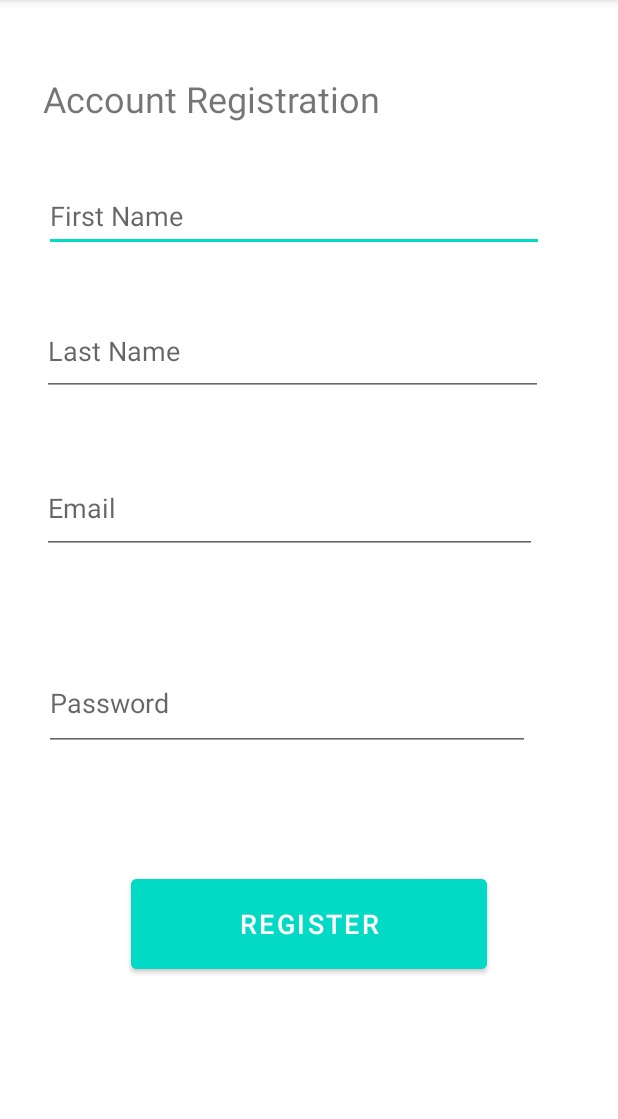
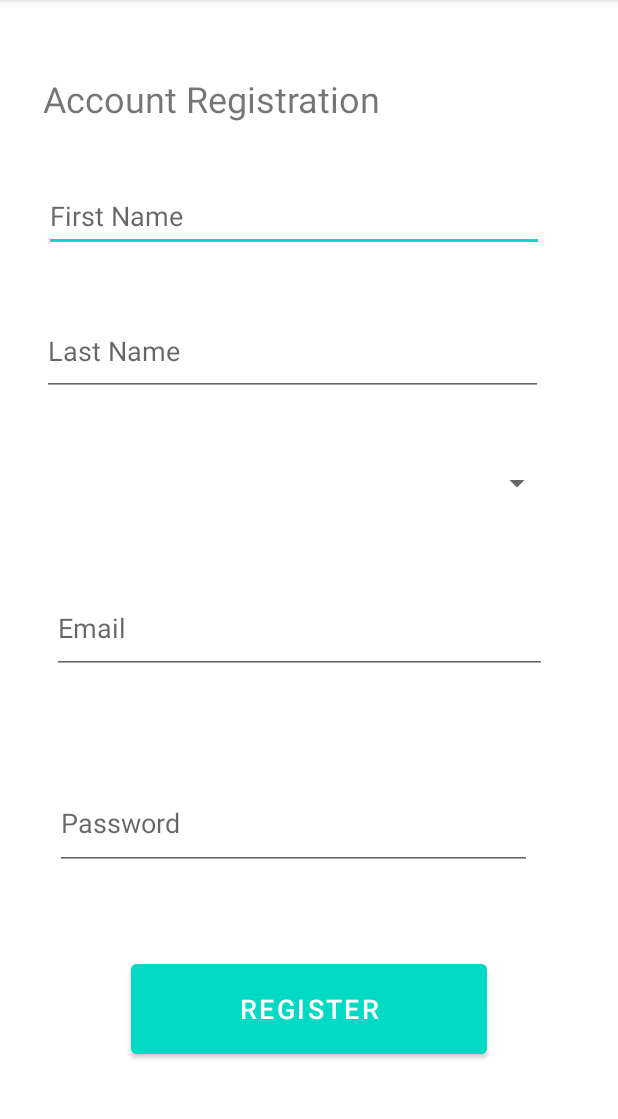
Before and after one commit to jolomunar/EdgeScanner-MobileApp, an Android app: the Register screen opened directly, with no data from a screen before it, on a phone screen of 412 x 824 dp, the part 84-1203 px from its top. Run offline under Robolectric (Android 15) with nearby library versions, the phone set to English and light mode, and no system bars; our stand-ins replace Firebase (no records; nobody signed in at launch, a user with empty details on screens opened directly).

```diff
--- a/app/src/main/java/apc/mobprog/myqrcodeandbarcodescanner/PromoData.java
+++ b/app/src/main/java/apc/mobprog/myqrcodeandbarcodescanner/PromoData.java
@@ -1,12 +1,13 @@
 package apc.mobprog.myqrcodeandbarcodescanner;
 
 public class PromoData {
-    public String firstname, lastname, email, password;
+    public String firstname, lastname, email, password, locationCode;
 
-    public PromoData(String first, String sur, String emailAdd, String passwd) {
+    public PromoData(String first, String sur, String emailAdd, String passwd, String locCode) {
         this.firstname = first;
         this.lastname = sur;
         this.email = emailAdd;
         this.password = passwd;
+        this.locationCode = locCode;
     }
 }
--- a/app/src/main/java/apc/mobprog/myqrcodeandbarcodescanner/Register.java
+++ b/app/src/main/java/apc/mobprog/myqrcodeandbarcodescanner/Register.java
@@ -3,6 +3,7 @@ package apc.mobprog.myqrcodeandbarcodescanner;
 import androidx.annotation.NonNull;
 import androidx.appcompat.app.AppCompatActivity;
 
+import android.annotation.SuppressLint;
 import android.content.pm.ActivityInfo;
 import android.view.View;
 import android.widget.Button;
@@ -12,6 +13,7 @@ import java.util.HashMap;
 
 import android.text.TextUtils;
 import android.content.Intent;
+import android.widget.Spinner;
 import android.widget.TextView;
 import android.os.Bundle;
 import android.widget.Toast;
@@ -27,12 +29,14 @@ import com.google.firebase.database.FirebaseDatabase;
 public class Register extends AppCompatActivity {
 
     EditText firstname, lastname, email, password;
-    String first, sur, emailAdd, passwd;
+    Spinner locationCode;
+    String first, sur, emailAdd, passwd, locCode;
     Button register;
 
     FirebaseDatabase node = FirebaseDatabase.getInstance();
     DatabaseReference ref = node.getReference().child("registration-data");
 
+    @SuppressLint("MissingInflatedId")
     @Override
     protected void onCreate(Bundle savedInstanceState) {
         super.onCreate(savedInstanceState);
@@ -44,6 +48,7 @@ public class Register extends AppCompatActivity {
         lastname = findViewById(R.id.lastname);
         email = findViewById(R.id.email);
         password = findViewById(R.id.password);
+        locationCode = findViewById(R.id.locationCode);
 
         beginOnClick();
     }
@@ -58,6 +63,7 @@ public class Register extends AppCompatActivity {
                 sur = lastname.getText().toString();
                 emailAdd = email.getText().toString();
                 passwd = password.getText().toString();
+                locCode = locationCode.getSelectedItem().toString();
 
                 if (TextUtils.isEmpty(first)){
                     firstname.setError("Please Enter Email");
@@ -72,12 +78,12 @@ public class Register extends AppCompatActivity {
                     password.setError("Please Enter Password");
                     return;
                 } else {
-                    registerAccount(first, sur, emailAdd, passwd);
+                    registerAccount(first, sur, emailAdd, passwd, locCode);
                 }
             }
         });
     }
-    public void registerAccount (String first, String sur, String emailAdd, String passwd){
+    public void registerAccount (String first, String sur, String emailAdd, String passwd, String locCode){
         FirebaseAuth auth = FirebaseAuth.getInstance();
         auth.createUserWithEmailAndPassword(emailAdd, passwd).addOnCompleteListener(Register.this,
                 new OnCompleteListener<AuthResult>() {
@@ -87,7 +93,7 @@ public class Register extends AppCompatActivity {
                             Toast.makeText(Register.this, "Account Registered", Toast.LENGTH_LONG).show();
                             FirebaseUser user= auth.getCurrentUser();
 
-                            Intent intent = new Intent(Register.this, MainActivity.class);
+                            Intent intent = new Intent(Register.this, Login.class);
                             startActivity(intent);
                             finish();
 
@@ -97,6 +103,7 @@ public class Register extends AppCompatActivity {
                             promoMap.put("lastname", sur);
                             promoMap.put("email", emailAdd);
                             promoMap.put("password", passwd);
+                            promoMap.put("outlet", locCode);
 
                             ref.push().setValue(promoMap);
                         }
--- a/app/src/main/res/layout/activity_register.xml
+++ b/app/src/main/res/layout/activity_register.xml
@@ -4,6 +4,19 @@
     xmlns:tools="http://schemas.android.com/tools"
     android:layout_width="match_parent"
     android:layout_height="match_parent">
+
+    <Spinner
+        android:id="@+id/locationCode"
+        android:layout_width="334dp"
+        android:layout_height="60dp"
+        android:layout_marginTop="292dp"
+        android:ems="10"
+        android:hint="Location Code"
+        app:layout_constraintEnd_toEndOf="parent"
+        app:layout_constraintHorizontal_bias="0.441"
+        app:layout_constraintStart_toStartOf="parent"
+        app:layout_constraintTop_toTopOf="parent"
+        tools:ignore="SpeakableTextPresentCheck" />
 
     <TextView
         android:id="@+id/textView5"
@@ -30,7 +43,7 @@
         app:layout_constraintEnd_toEndOf="parent"
         app:layout_constraintStart_toStartOf="parent"
         app:layout_constraintTop_toTopOf="parent"
-        app:layout_constraintVertical_bias="0.833" />
+        app:layout_constraintVertical_bias="0.915" />
 
     <EditText
         android:id="@+id/firstname"
@@ -64,30 +77,30 @@
         android:id="@+id/email"
         android:layout_width="330dp"
         android:layout_height="61dp"
-        android:layout_marginTop="308dp"
+        android:layout_marginTop="388dp"
         android:ems="10"
         android:hint="Email"
         android:inputType="textEmailAddress"
         android:minHeight="48dp"
         app:layout_constraintEnd_toEndOf="parent"
-        app:layout_constraintHorizontal_bias="0.345"
+        app:layout_constraintHorizontal_bias="0.419"
         app:layout_constraintStart_toStartOf="parent"
         app:layout_constraintTop_toTopOf="parent"
         tools:ignore="SpeakableTextPresentCheck" />
 
     <EditText
         android:id="@+id/password"
-        android:layout_width="324dp"
-        android:layout_height="64dp"
+        android:layout_width="318dp"
+        android:layout_height="62dp"
         android:ems="10"
         android:hint="Password"
         android:inputType="textPassword"
         app:layout_constraintBottom_toBottomOf="parent"
         app:layout_constraintEnd_toEndOf="parent"
-        app:layout_constraintHorizontal_bias="0.333"
+        app:layout_constraintHorizontal_bias="0.39"
         app:layout_constraintStart_toStartOf="parent"
         app:layout_constraintTop_toTopOf="parent"
-        app:layout_constraintVertical_bias="0.62"
+        app:layout_constraintVertical_bias="0.734"
         tools:ignore="SpeakableTextPresentCheck" />
 
 </androidx.constraintlayout.widget.ConstraintLayout>
```
